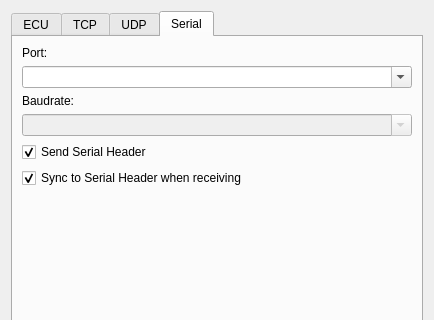
COVESA/dlt-viewer, file src/ecudialog.ui: the form before one commit; both pictures show x 0 to 434 and y 0 to 320 of the 434 by 536 pixel window.
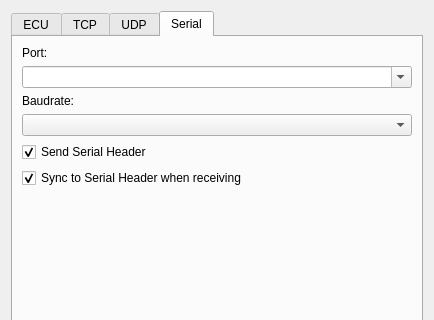
The form after the commit. The open tabs and pages were chosen to show the change. Icons and pictures are not drawn.

Commit message: Fix baudrate disabled. Allow loading multiple configuration files in one plugin separated by |.

```diff
--- a/src/ecudialog.ui
+++ b/src/ecudialog.ui
@@ -420,10 +420,10 @@
        <item row="3" column="0">
         <widget class="QComboBox" name="comboBoxBaudrate">
          <property name="enabled">
-          <bool>false</bool>
+          <bool>true</bool>
          </property>
          <property name="editable">
-          <bool>true</bool>
+          <bool>false</bool>
          </property>
          <property name="currentIndex">
           <number>-1</number>
```
The commit also changes 1 other file.
